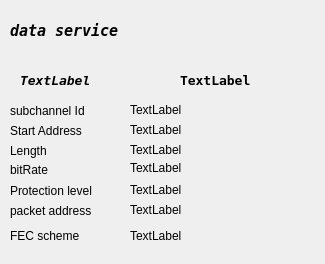
Before: the Qt Designer form forms/data-description.ui in JvanKatwijk/sdrplayDab, drawn with Qt 5.
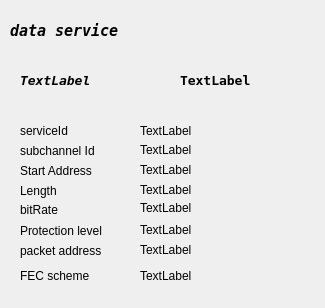
After: the same form once the commit is applied.

Commit message: minor mod to service descriptor

```diff
--- a/forms/data-description.ui
+++ b/forms/data-description.ui
@@ -7,7 +7,7 @@
     <x>0</x>
     <y>0</y>
     <width>325</width>
-    <height>264</height>
+    <height>308</height>
    </rect>
   </property>
   <property name="windowTitle">
@@ -38,8 +38,8 @@
   <widget class="QLabel" name="subChannelId">
    <property name="geometry">
     <rect>
-     <x>130</x>
-     <y>100</y>
+     <x>140</x>
+     <y>140</y>
      <width>111</width>
      <height>20</height>
     </rect>
@@ -51,8 +51,8 @@
   <widget class="QLabel" name="startAddress">
    <property name="geometry">
     <rect>
-     <x>130</x>
-     <y>120</y>
+     <x>140</x>
+     <y>160</y>
      <width>171</width>
      <height>20</height>
     </rect>
@@ -64,8 +64,8 @@
   <widget class="QLabel" name="Length">
    <property name="geometry">
     <rect>
-     <x>130</x>
-     <y>140</y>
+     <x>140</x>
+     <y>180</y>
      <width>171</width>
      <height>20</height>
     </rect>
@@ -77,8 +77,8 @@
   <widget class="QLabel" name="label">
    <property name="geometry">
     <rect>
-     <x>10</x>
-     <y>160</y>
+     <x>20</x>
+     <y>200</y>
      <width>101</width>
      <height>20</height>
     </rect>
@@ -90,8 +90,8 @@
   <widget class="QLabel" name="protectionLevel">
    <property name="geometry">
     <rect>
-     <x>130</x>
-     <y>180</y>
+     <x>140</x>
+     <y>220</y>
      <width>161</width>
      <height>20</height>
     </rect>
@@ -103,8 +103,8 @@
   <widget class="QLabel" name="packetAddress">
    <property name="geometry">
     <rect>
-     <x>130</x>
-     <y>200</y>
+     <x>140</x>
+     <y>240</y>
      <width>171</width>
      <height>20</height>
     </rect>
@@ -116,8 +116,8 @@
   <widget class="QLabel" name="label_2">
    <property name="geometry">
     <rect>
-     <x>10</x>
-     <y>100</y>
+     <x>20</x>
+     <y>140</y>
      <width>111</width>
      <height>21</height>
     </rect>
@@ -129,8 +129,8 @@
   <widget class="QLabel" name="label_3">
    <property name="geometry">
     <rect>
-     <x>10</x>
-     <y>120</y>
+     <x>20</x>
+     <y>160</y>
      <width>91</width>
      <height>21</height>
     </rect>
@@ -142,8 +142,8 @@
   <widget class="QLabel" name="label_4">
    <property name="geometry">
     <rect>
-     <x>10</x>
-     <y>140</y>
+     <x>20</x>
+     <y>180</y>
      <width>81</width>
      <height>21</height>
     </rect>
@@ -155,8 +155,8 @@
   <widget class="QLabel" name="bitrate">
    <property name="geometry">
     <rect>
-     <x>130</x>
-     <y>160</y>
+     <x>140</x>
+     <y>200</y>
      <width>59</width>
      <height>15</height>
     </rect>
@@ -168,8 +168,8 @@
   <widget class="QLabel" name="label_6">
    <property name="geometry">
     <rect>
-     <x>10</x>
-     <y>180</y>
+     <x>20</x>
+     <y>220</y>
      <width>101</width>
      <height>21</height>
     </rect>
@@ -181,8 +181,8 @@
   <widget class="QLabel" name="label_8">
    <property name="geometry">
     <rect>
-     <x>10</x>
-     <y>200</y>
+     <x>20</x>
+     <y>240</y>
      <width>91</width>
      <height>21</height>
     </rect>
@@ -237,8 +237,8 @@
   <widget class="QLabel" name="FECscheme">
    <property name="geometry">
     <rect>
-     <x>130</x>
-     <y>220</y>
+     <x>140</x>
+     <y>260</y>
      <width>161</width>
      <height>31</height>
     </rect>
@@ -250,8 +250,8 @@
   <widget class="QLabel" name="label_7">
    <property name="geometry">
     <rect>
-     <x>10</x>
-     <y>220</y>
+     <x>20</x>
+     <y>260</y>
      <width>111</width>
      <height>31</height>
     </rect>
@@ -260,6 +260,32 @@
     <string>FEC scheme</string>
    </property>
   </widget>
+  <widget class="QLabel" name="label_9">
+   <property name="geometry">
+    <rect>
+     <x>20</x>
+     <y>120</y>
+     <width>111</width>
+     <height>21</height>
+    </rect>
+   </property>
+   <property name="text">
+    <string>serviceId</string>
+   </property>
+  </widget>
+  <widget class="QLabel" name="serviceLabel">
+   <property name="geometry">
+    <rect>
+     <x>140</x>
+     <y>120</y>
+     <width>59</width>
+     <height>21</height>
+    </rect>
+   </property>
+   <property name="text">
+    <string>TextLabel</string>
+   </property>
+  </widget>
  </widget>
  <resources/>
  <connections/>
```
The commit also changes 4 other files.
